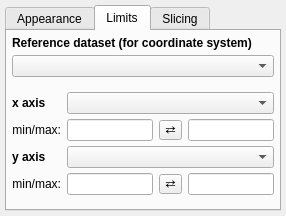
This is glue/viewers/image/qt/options_widget.ui in glue-viz/glue as Qt 5 draws it before an edit. The edited form follows.
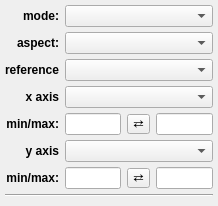
This is the edited form.

Commit message: Improvements to application layout, reduced font size, and fix an issue that caused all text in the left panels to be bold

Diff of the .ui file:
```diff
--- a/glue/viewers/image/qt/options_widget.ui
+++ b/glue/viewers/image/qt/options_widget.ui
@@ -6,8 +6,8 @@
    <rect>
     <x>0</x>
     <y>0</y>
-    <width>286</width>
-    <height>216</height>
+    <width>218</width>
+    <height>206</height>
    </rect>
   </property>
   <property name="windowTitle">
@@ -20,21 +20,40 @@
    <property name="margin">
     <number>5</number>
    </property>
-   <item row="5" column="0">
-    <widget class="QTabWidget" name="tabWidget">
-     <property name="currentIndex">
-      <number>1</number>
+   <item row="10" column="0">
+    <widget class="QLabel" name="x_lab">
+     <property name="font">
+      <font>
+       <weight>75</weight>
+       <bold>true</bold>
+      </font>
      </property>
-     <widget class="QWidget" name="tab">
-      <attribute name="title">
-       <string>Appearance</string>
-      </attribute>
-      <layout class="QGridLayout" name="gridLayout_2">
-       <item row="0" column="1">
-        <widget class="QComboBox" name="combotext_color_mode"/>
-       </item>
-       <item row="2" column="0" colspan="2">
-        <spacer name="verticalSpacer_4">
+     <property name="text">
+      <string>y axis</string>
+     </property>
+     <property name="alignment">
+      <set>Qt::AlignRight|Qt::AlignTrailing|Qt::AlignVCenter</set>
+     </property>
+    </widget>
+   </item>
+   <item row="11" column="1">
+    <widget class="QLineEdit" name="valuetext_y_min"/>
+   </item>
+   <item row="11" column="3">
+    <widget class="QLineEdit" name="valuetext_y_max"/>
+   </item>
+   <item row="9" column="1">
+    <widget class="QLineEdit" name="valuetext_x_min"/>
+   </item>
+   <item row="10" column="1" colspan="3">
+    <widget class="QComboBox" name="combosel_y_att_world">
+     <property name="sizeAdjustPolicy">
+      <enum>QComboBox::AdjustToMinimumContentsLength</enum>
+     </property>
+    </widget>
+   </item>
+   <item row="14" column="0" colspan="4">
+    <spacer name="verticalSpacer_3">
          <property name="orientation">
           <enum>Qt::Vertical</enum>
          </property>
@@ -46,8 +65,11 @@
          </property>
         </spacer>
        </item>
-       <item row="0" column="0">
-        <widget class="QLabel" name="label_3">
+   <item row="9" column="3">
+    <widget class="QLineEdit" name="valuetext_x_max"/>
+   </item>
+   <item row="9" column="0">
+    <widget class="QLabel" name="label_2">
          <property name="font">
           <font>
            <weight>75</weight>
@@ -55,46 +77,17 @@
           </font>
          </property>
          <property name="text">
-          <string>Color mode</string>
+      <string>min/max:</string>
          </property>
          <property name="alignment">
           <set>Qt::AlignRight|Qt::AlignTrailing|Qt::AlignVCenter</set>
          </property>
         </widget>
        </item>
-       <item row="1" column="1">
+   <item row="1" column="1" colspan="3">
         <widget class="QComboBox" name="combodata_aspect"/>
        </item>
-       <item row="1" column="0">
-        <widget class="QLabel" name="label">
-         <property name="font">
-          <font>
-           <weight>75</weight>
-           <bold>true</bold>
-          </font>
-         </property>
-         <property name="text">
-          <string>Pixels:</string>
-         </property>
-         <property name="alignment">
-          <set>Qt::AlignRight|Qt::AlignTrailing|Qt::AlignVCenter</set>
-         </property>
-        </widget>
-       </item>
-      </layout>
-     </widget>
-     <widget class="QWidget" name="tab_2">
-      <attribute name="title">
-       <string>Limits</string>
-      </attribute>
-      <layout class="QGridLayout" name="gridLayout">
-       <property name="verticalSpacing">
-        <number>5</number>
-       </property>
-       <property name="margin">
-        <number>5</number>
-       </property>
-       <item row="5" column="3">
+   <item row="9" column="2">
         <widget class="QToolButton" name="button_flip_x">
          <property name="styleSheet">
           <string notr="true">padding: 0px</string>
@@ -104,7 +97,7 @@
          </property>
         </widget>
        </item>
-       <item row="7" column="3">
+   <item row="11" column="2">
         <widget class="QToolButton" name="button_flip_y">
          <property name="styleSheet">
           <string notr="true">padding: 0px</string>
@@ -114,40 +107,7 @@
          </property>
         </widget>
        </item>
-       <item row="6" column="1">
-        <widget class="QLabel" name="x_lab">
-         <property name="font">
-          <font>
-           <weight>75</weight>
-           <bold>true</bold>
-          </font>
-         </property>
-         <property name="text">
-          <string>y axis</string>
-         </property>
-        </widget>
-       </item>
-       <item row="7" column="1">
-        <widget class="QLabel" name="label_2">
-         <property name="text">
-          <string>min/max:</string>
-         </property>
-         <property name="alignment">
-          <set>Qt::AlignRight|Qt::AlignTrailing|Qt::AlignVCenter</set>
-         </property>
-        </widget>
-       </item>
-       <item row="5" column="1">
-        <widget class="QLabel" name="label_2">
-         <property name="text">
-          <string>min/max:</string>
-         </property>
-         <property name="alignment">
-          <set>Qt::AlignRight|Qt::AlignTrailing|Qt::AlignVCenter</set>
-         </property>
-        </widget>
-       </item>
-       <item row="4" column="1">
+   <item row="8" column="0">
         <widget class="QLabel" name="x_lab">
          <property name="font">
           <font>
@@ -158,107 +118,96 @@
          <property name="text">
           <string>x axis</string>
          </property>
-        </widget>
-       </item>
-       <item row="5" column="4">
-        <widget class="QLineEdit" name="valuetext_x_max"/>
-       </item>
-       <item row="6" column="2" colspan="3">
-        <widget class="QComboBox" name="combosel_y_att_world">
-         <property name="sizeAdjustPolicy">
-          <enum>QComboBox::AdjustToMinimumContentsLength</enum>
+     <property name="alignment">
+      <set>Qt::AlignRight|Qt::AlignTrailing|Qt::AlignVCenter</set>
          </property>
         </widget>
        </item>
-       <item row="7" column="4">
-        <widget class="QLineEdit" name="valuetext_y_max"/>
-       </item>
-       <item row="7" column="2">
-        <widget class="QLineEdit" name="valuetext_y_min"/>
-       </item>
-       <item row="10" column="1" colspan="4">
-        <spacer name="verticalSpacer">
-         <property name="orientation">
-          <enum>Qt::Vertical</enum>
-         </property>
-         <property name="sizeHint" stdset="0">
-          <size>
-           <width>20</width>
-           <height>40</height>
-          </size>
-         </property>
-        </spacer>
-       </item>
-       <item row="5" column="2">
-        <widget class="QLineEdit" name="valuetext_x_min"/>
-       </item>
-       <item row="3" column="2">
-        <spacer name="verticalSpacer_2">
-         <property name="orientation">
-          <enum>Qt::Vertical</enum>
-         </property>
-         <property name="sizeType">
-          <enum>QSizePolicy::Fixed</enum>
-         </property>
-         <property name="sizeHint" stdset="0">
-          <size>
-           <width>20</width>
-           <height>10</height>
-          </size>
-         </property>
-        </spacer>
-       </item>
-       <item row="4" column="2" colspan="3">
-        <widget class="QComboBox" name="combosel_x_att_world">
-         <property name="sizeAdjustPolicy">
-          <enum>QComboBox::AdjustToMinimumContentsLength</enum>
-         </property>
-        </widget>
-       </item>
-       <item row="1" column="1" colspan="4">
-        <widget class="QLabel" name="label_4">
-         <property name="font">
-          <font>
-           <weight>75</weight>
-           <bold>true</bold>
-          </font>
-         </property>
-         <property name="text">
-          <string>Reference dataset (for coordinate system)</string>
-         </property>
-        </widget>
-       </item>
-       <item row="2" column="1" colspan="4">
+   <item row="7" column="1" colspan="3">
         <widget class="QComboBox" name="combosel_reference_data"/>
        </item>
-      </layout>
-     </widget>
-     <widget class="QWidget" name="slice_tab">
-      <attribute name="title">
-       <string>Slicing</string>
-      </attribute>
-      <layout class="QVBoxLayout" name="verticalLayout">
-       <property name="margin">
-        <number>0</number>
-       </property>
-       <item>
+   <item row="1" column="0">
+    <widget class="QLabel" name="label">
+     <property name="font">
+      <font>
+       <weight>75</weight>
+       <bold>true</bold>
+      </font>
+     </property>
+     <property name="text">
+      <string>aspect:</string>
+     </property>
+     <property name="alignment">
+      <set>Qt::AlignRight|Qt::AlignTrailing|Qt::AlignVCenter</set>
+     </property>
+    </widget>
+   </item>
+   <item row="13" column="0" colspan="4">
         <layout class="QVBoxLayout" name="layout_slices"/>
        </item>
-       <item>
-        <spacer name="verticalSpacer_3">
+   <item row="7" column="0">
+    <widget class="QLabel" name="label_4">
+     <property name="font">
+      <font>
+       <weight>75</weight>
+       <bold>true</bold>
+      </font>
+     </property>
+     <property name="text">
+      <string>reference</string>
+     </property>
+     <property name="alignment">
+      <set>Qt::AlignRight|Qt::AlignTrailing|Qt::AlignVCenter</set>
+     </property>
+    </widget>
+   </item>
+   <item row="11" column="0">
+    <widget class="QLabel" name="label_2">
+     <property name="font">
+      <font>
+       <weight>75</weight>
+       <bold>true</bold>
+      </font>
+     </property>
+     <property name="text">
+      <string>min/max:</string>
+     </property>
+     <property name="alignment">
+      <set>Qt::AlignRight|Qt::AlignTrailing|Qt::AlignVCenter</set>
+     </property>
+    </widget>
+   </item>
+   <item row="0" column="1" colspan="3">
+    <widget class="QComboBox" name="combotext_color_mode"/>
+   </item>
+   <item row="8" column="1" colspan="3">
+    <widget class="QComboBox" name="combosel_x_att_world">
+     <property name="sizeAdjustPolicy">
+      <enum>QComboBox::AdjustToMinimumContentsLength</enum>
+     </property>
+    </widget>
+   </item>
+   <item row="0" column="0">
+    <widget class="QLabel" name="label_3">
+     <property name="font">
+      <font>
+       <weight>75</weight>
+       <bold>true</bold>
+      </font>
+     </property>
+     <property name="text">
+      <string>mode:</string>
+     </property>
+     <property name="alignment">
+      <set>Qt::AlignRight|Qt::AlignTrailing|Qt::AlignVCenter</set>
+     </property>
+    </widget>
+   </item>
+   <item row="12" column="0" colspan="4">
+    <widget class="Line" name="line">
          <property name="orientation">
-          <enum>Qt::Vertical</enum>
-         </property>
-         <property name="sizeHint" stdset="0">
-          <size>
-           <width>20</width>
-           <height>40</height>
-          </size>
-         </property>
-        </spacer>
-       </item>
-      </layout>
-     </widget>
+      <enum>Qt::Horizontal</enum>
+     </property>
     </widget>
    </item>
   </layout>
```
Lines whose indentation alone changed are shown as unchanged. The commit also changes 11 other files.
